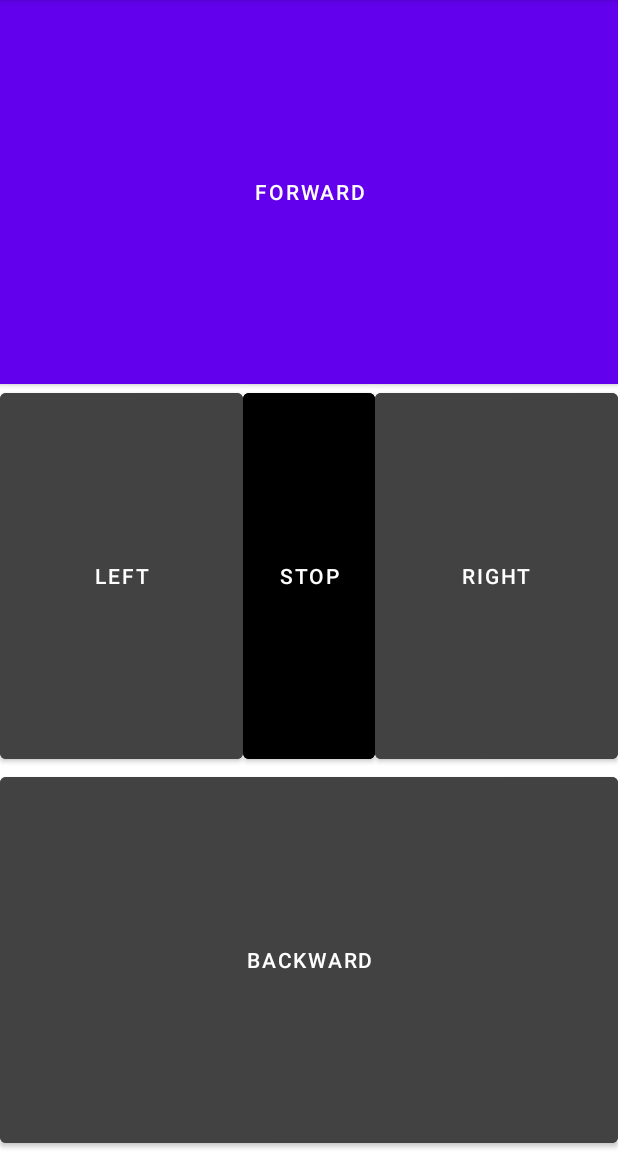
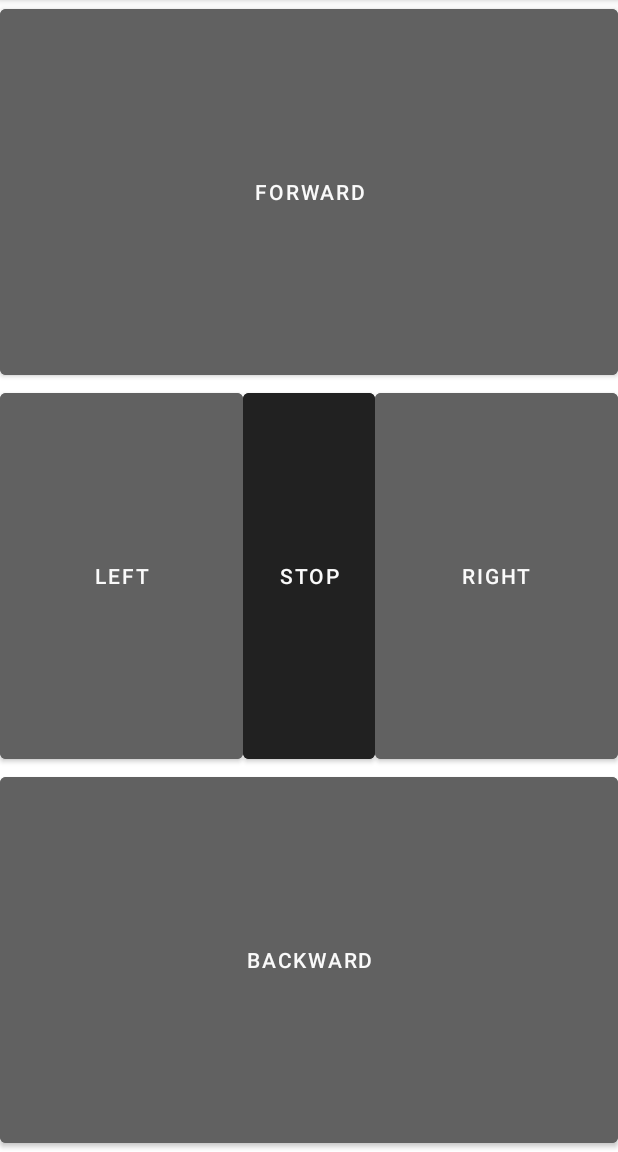
Before and after one commit to DIT112-V21/smartcar-mqtt-controller, an Android app: the screen it shows after launch (MainActivity), on a phone screen of 412 x 824 dp, the part 84-1236 px from its top. Run offline under Robolectric (Android 15) with nearby library versions, the phone set to English and light mode, and no system bars; libraries missing offline, so code that uses them is left out: org.eclipse.paho; 2 statements that could not run were skipped.

Commit message:
Normalize button colors across devices

```diff
--- a/android/SmartcarMqttController/app/src/main/res/layout/activity_main.xml
+++ b/android/SmartcarMqttController/app/src/main/res/layout/activity_main.xml
@@ -16,8 +16,8 @@
             android:layout_width="match_parent"
             android:layout_height="0dp"
             android:layout_weight="0.3"
-            android:background="@color/black"
-            android:backgroundTint="@color/cardview_dark_background"
+            android:textColor="#FAFAFA"
+            android:backgroundTint="#616161"
             android:onClick="moveForward"
             android:text="Forward" />
 
@@ -32,7 +32,8 @@
                 android:layout_width="wrap_content"
                 android:layout_height="match_parent"
                 android:layout_weight="1"
-                android:backgroundTint="@color/cardview_dark_background"
+                android:textColor="#FAFAFA"
+                android:backgroundTint="#616161"
                 android:onClick="moveForwardLeft"
                 android:text="Left" />
 
@@ -40,7 +41,8 @@
                 android:id="@+id/button14"
                 android:layout_width="wrap_content"
                 android:layout_height="match_parent"
-                android:backgroundTint="@color/black"
+                android:textColor="#FAFAFA"
+                android:backgroundTint="#212121"
                 android:onClick="stop"
                 android:text="Stop" />
 
@@ -49,7 +51,8 @@
                 android:layout_width="wrap_content"
                 android:layout_height="match_parent"
                 android:layout_weight="1"
-                android:backgroundTint="@color/cardview_dark_background"
+                android:textColor="#FAFAFA"
+                android:backgroundTint="#616161"
                 android:onClick="moveForwardRight"
                 android:text="Right" />
         </LinearLayout>
@@ -59,7 +62,8 @@
             android:layout_width="match_parent"
             android:layout_height="0dp"
             android:layout_weight="0.3"
-            android:backgroundTint="@color/cardview_dark_background"
+            android:textColor="#FAFAFA"
+            android:backgroundTint="#616161"
             android:onClick="moveBackward"
             android:text="Backward" />
     </LinearLayout>
```
